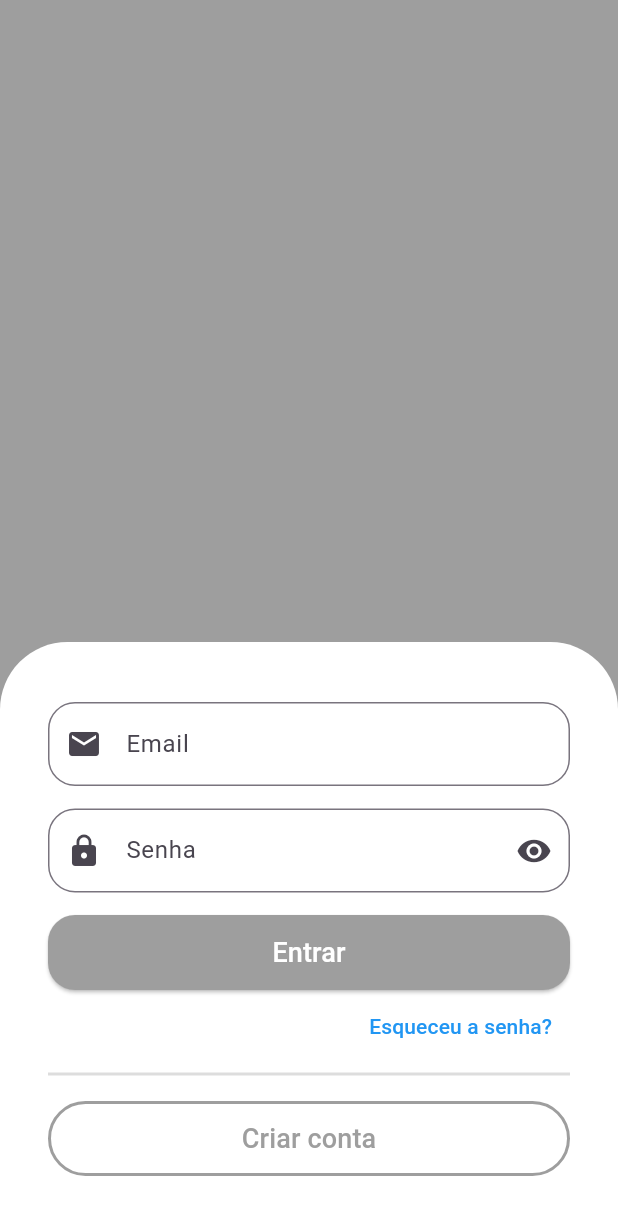
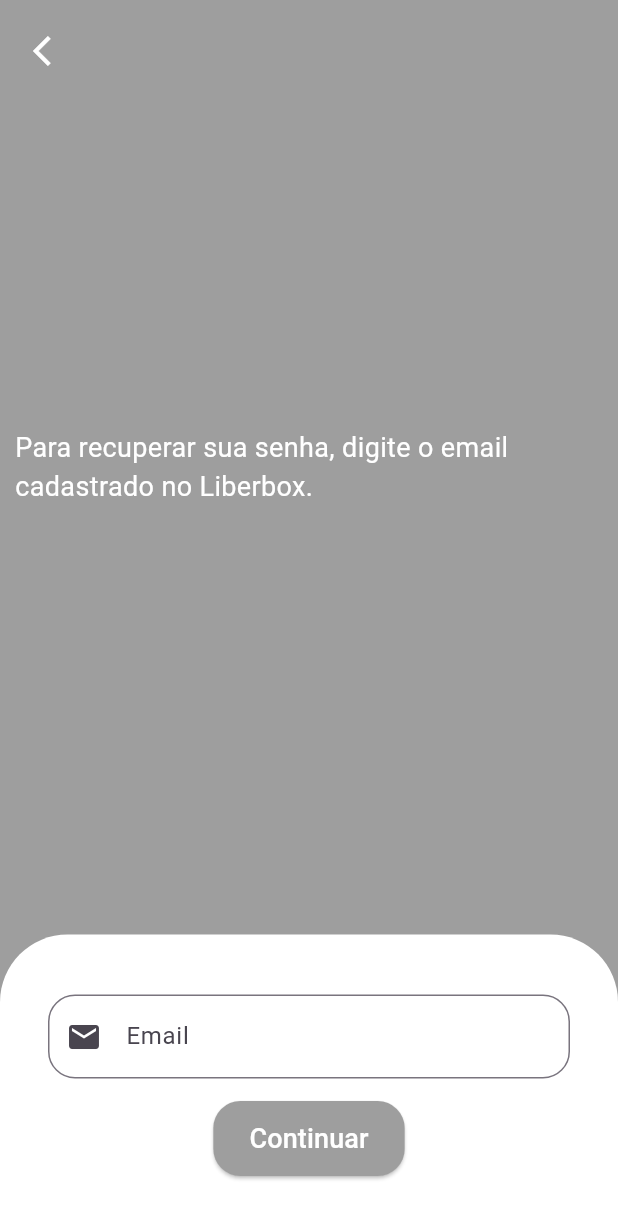
Before and after one commit to TalissonMelo/planorama-mobile, a Flutter app: the screen it shows after launch, after a tap on "Esqueceu a senha?", on a phone screen of 412 x 824 dp. Shown: the top 1219 px of the screen. Run offline on Flutter 3.47's test engine with Material 3 defaults, Android fonts, the phone set to English and light mode, and no system bars; our stand-ins replace mask_text_input_formatter.

Commit message:
Criando tela de recuperar senha

```diff
--- a/lib/src/auth/sign_in_screen.dart
+++ b/lib/src/auth/sign_in_screen.dart
@@ -1,6 +1,7 @@
 import 'package:flutter/material.dart';
 import 'package:liberbox_mobile/src/auth/sign_up_screen.dart';
 import 'package:liberbox_mobile/src/components/custom_text_field.dart';
+import 'package:liberbox_mobile/src/recoverPassword/send_phone_code.dart';
 
 class SignInScreen extends StatelessWidget {
   const SignInScreen({super.key});
@@ -51,7 +52,13 @@ class SignInScreen extends StatelessWidget {
                   Align(
                     alignment: Alignment.centerRight,
                     child: TextButton(
-                        onPressed: () {},
+                        onPressed: () {
+                          Navigator.of(context).push(
+                            MaterialPageRoute(builder: (c) {
+                              return SendPhoneCode();
+                            }),
+                          );
+                        },
                         child: const Text(
                           'Esqueceu a senha?',
                           style: TextStyle(color: Colors.blue),
--- /dev/null
+++ b/lib/src/recoverPassword/send_phone_code.dart
@@ -0,0 +1,88 @@
+import 'package:flutter/material.dart';
+import 'package:liberbox_mobile/src/components/custom_text_field.dart';
+import 'package:liberbox_mobile/src/recoverPassword/check_phone_code.dart';
+
+class SendPhoneCode extends StatelessWidget {
+  const SendPhoneCode({super.key});
+
+  @override
+  Widget build(BuildContext context) {
+    final size = MediaQuery.of(context).size;
+
+    return Scaffold(
+      backgroundColor: Colors.grey,
+      body: SingleChildScrollView(
+        child: SizedBox(
+          height: size.height,
+          width: size.width,
+          child: Stack(
+            children: [
+              Column(
+                children: [
+                  const Expanded(
+                    child: Align(
+                      alignment: Alignment.center,
+                      child: Center(
+                        child: Padding(
+                          padding: EdgeInsets.all(10.0),
+                          child: Text(
+                            'Para recuperar sua senha, digite o email cadastrado no Liberbox.',
+                            style: TextStyle(color: Colors.white, fontSize: 18),
+                          ),
+                        ),
+                      ),
+                    ),
+                  ),
+                  Container(
+                    padding: const EdgeInsets.symmetric(
+                        horizontal: 32, vertical: 40),
+                    decoration: const BoxDecoration(
+                        color: Colors.white,
+                        borderRadius:
+                            BorderRadius.vertical(top: Radius.circular(45))),
+                    child: Column(
+                      children: [
+                        const CustomTextField(
+                            icon: Icons.email, label: 'Email'),
+                        SizedBox(
+                          height: 50,
+                          child: ElevatedButton(
+                              style: ElevatedButton.styleFrom(
+                                  backgroundColor: Colors.grey,
+                                  shape: RoundedRectangleBorder(
+                                      borderRadius: BorderRadius.circular(18))),
+                              onPressed: () {
+                                Navigator.of(context).push(
+                                  MaterialPageRoute(builder: (c) {
+                                    return CheckPhoneCode();
+                                  }),
+                                );
+                              },
+                              child: const Text('Continuar',
+                                  style: TextStyle(
+                                      fontSize: 18, color: Colors.white))),
+                        )
+                      ],
+                    ),
+                  ),
+                ],
+              ),
+              Positioned(
+                  top: 10,
+                  left: 10,
+                  child: SafeArea(
+                    child: IconButton(
+                      onPressed: () {
+                        Navigator.of(context).pop();
+                      },
+                      icon: const Icon(Icons.arrow_back_ios),
+                      color: Colors.white,
+                    ),
+                  ))
+            ],
+          ),
+        ),
+      ),
+    );
+  }
+}
```
Also changed, not shown: lib/src/recoverPassword/check_phone_code.dart (added, +103 -0 lines), lib/src/recoverPassword/recover_password.dart (added, +89 -0 lines).
